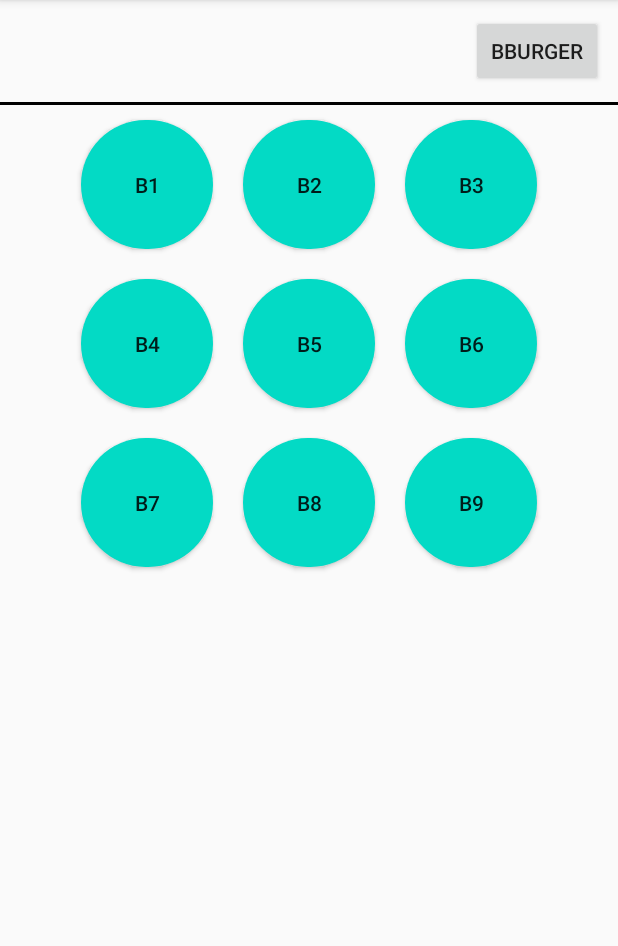
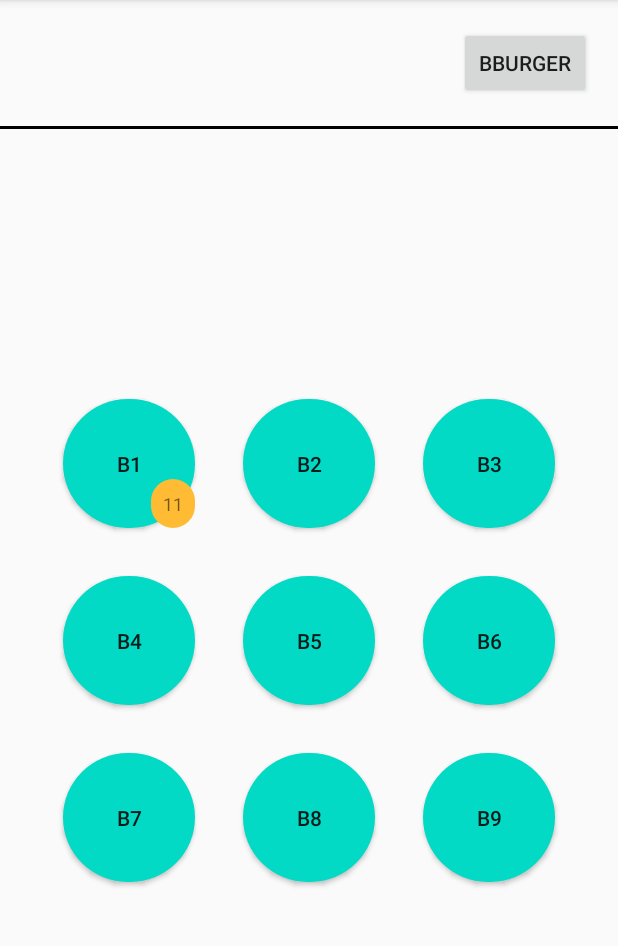
Before and after one commit to chyvekshyno/TukyTalk, an Android app: the screen it shows after launch (MainActivity), on a phone screen of 412 x 824 dp, the part 84-1030 px from its top. Run offline under Robolectric (Android 15) with nearby library versions, the phone set to English and light mode, and no system bars.

Commit message:
For MainActivity: Add textview for notifications of categories

```diff
--- /dev/null
+++ b/app/src/main/res/drawable/category_ntf_circle.xml
@@ -0,0 +1,7 @@
+<?xml version="1.0" encoding="utf-8"?>
+<shape xmlns:android="http://schemas.android.com/apk/res/android"
+android:shape="rectangle">
+    <solid android:color="#ffbb33"/>
+    <corners android:radius="150dp"/>
+    <size android:height="24dp" android:width="24dp"/>
+</shape>
--- a/app/src/main/res/layout/activity_main.xml
+++ b/app/src/main/res/layout/activity_main.xml
@@ -3,6 +3,7 @@
 <LinearLayout
     xmlns:android="http://schemas.android.com/apk/res/android"
     xmlns:app="http://schemas.android.com/apk/res-auto"
+    xmlns:tools="http://schemas.android.com/tools"
     android:layout_height="match_parent"
     android:layout_width="match_parent"
     android:orientation="vertical"
@@ -16,6 +17,11 @@
         android:layout_width="match_parent"
         android:layout_height="wrap_content"
         android:columnCount="4"
+        android:padding="8dp"
+        android:paddingLeft="8dp"
+        android:paddingTop="16dp"
+        android:paddingRight="8dp"
+        android:paddingBottom="16dp"
         android:rowCount="1">
 
         <Button
@@ -35,6 +41,10 @@
         android:background="?android:attr/listDivider"
         android:foreground="@android:color/background_dark" />
 
+    <androidx.constraintlayout.widget.ConstraintLayout
+        android:layout_width="match_parent"
+        android:layout_height="match_parent">
+
         <GridLayout
             android:id="@+id/ButtonsGrid"
             android:layout_width="wrap_content"
@@ -42,63 +52,114 @@
             android:layout_gravity="center"
             android:columnCount="3"
             android:orientation="horizontal"
-        android:rowCount="3">
+            android:rowCount="3"
+            app:layout_constraintBottom_toBottomOf="parent"
+            app:layout_constraintEnd_toEndOf="parent"
+            app:layout_constraintStart_toStartOf="parent"
+            app:layout_constraintTop_toTopOf="parent">
 
+            <RelativeLayout>
+
+                <FrameLayout
+                    android:id="@+id/fl_category1_btn"
+                    android:layout_width="wrap_content"
+                    android:layout_height="wrap_content"
+                    android:foregroundGravity="bottom">
 
                     <Button
                         android:id="@+id/menuButton1"
-            android:layout_margin="10dp"
+                        android:layout_width="wrap_content"
+                        android:layout_height="wrap_content"
+                        android:layout_gravity="center"
+                        android:layout_marginStart="16dp"
+                        android:layout_marginTop="16dp"
+                        android:layout_marginEnd="16dp"
+                        android:layout_marginBottom="16dp"
                         android:background="@drawable/round_menu_button"
                         android:text="@string/bt_category1" />
+                </FrameLayout>
+
+                <FrameLayout
+                    android:id="@+id/fl_category1_ntf"
+                    android:layout_width="wrap_content"
+                    android:layout_height="wrap_content"
+                    android:layout_alignEnd="@id/fl_category1_btn"
+                    android:layout_alignBottom="@id/fl_category1_btn"
+                    android:layout_alignParentEnd="false"
+                    android:layout_marginEnd="16dp"
+                    android:layout_marginBottom="16dp"
+                    android:foregroundGravity="top">
+
+                    <TextView
+                        android:layout_width="match_parent"
+                        android:layout_height="match_parent"
+                        android:layout_gravity="bottom|end"
+                        android:padding="8dp"
+                        android:text="11"
+                        android:background="@drawable/category_ntf_circle"
+                        android:gravity="center"
+                        android:textSize="12sp" />
+                </FrameLayout>
+
+            </RelativeLayout>
 
             <Button
                 android:id="@+id/menuButton2"
-            android:layout_margin="10dp"
+                android:layout_gravity="center"
+                android:layout_margin="16dp"
                 android:background="@drawable/round_menu_button"
                 android:text="@string/bt_category2" />
 
             <Button
                 android:id="@+id/menuButton3"
-            android:layout_margin="10dp"
+                android:layout_gravity="center"
+                android:layout_margin="16dp"
                 android:background="@drawable/round_menu_button"
                 android:text="@string/bt_category3" />
 
             <Button
                 android:id="@+id/menuButton4"
-            android:layout_margin="10dp"
+                android:layout_gravity="center"
+                android:layout_margin="16dp"
                 android:background="@drawable/round_menu_button"
                 android:text="@string/bt_category4" />
 
             <Button
                 android:id="@+id/menuButton5"
-            android:layout_margin="10dp"
+                android:layout_gravity="center"
+                android:layout_margin="16dp"
                 android:background="@drawable/round_menu_button"
                 android:text="@string/bt_category5" />
 
             <Button
                 android:id="@+id/menuButton6"
-            android:layout_margin="10dp"
+                android:layout_gravity="center"
+                android:layout_margin="16dp"
                 android:background="@drawable/round_menu_button"
                 android:text="@string/bt_category6" />
 
             <Button
                 android:id="@+id/menuButton7"
-            android:layout_margin="10dp"
+                android:layout_gravity="center"
+                android:layout_margin="16dp"
                 android:background="@drawable/round_menu_button"
                 android:text="@string/bt_category7" />
 
             <Button
                 android:id="@+id/menuButton8"
-            android:layout_margin="10dp"
+                android:layout_gravity="center"
+                android:layout_margin="16dp"
                 android:background="@drawable/round_menu_button"
                 android:text="@string/bt_category8" />
 
             <Button
                 android:id="@+id/menuButton9"
-            android:layout_margin="10dp"
+                android:layout_gravity="center"
+                android:layout_margin="16dp"
                 android:background="@drawable/round_menu_button"
                 android:text="@string/bt_category9" />
 
         </GridLayout>
+    </androidx.constraintlayout.widget.ConstraintLayout>
 
 </LinearLayout>
```
Lines whose indentation alone changed are shown as unchanged.
